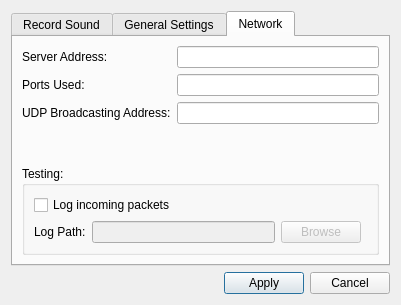
Before: the Qt Designer form Translator/settings.ui in Ernyoke/Allamvizsga, drawn with Qt 5.
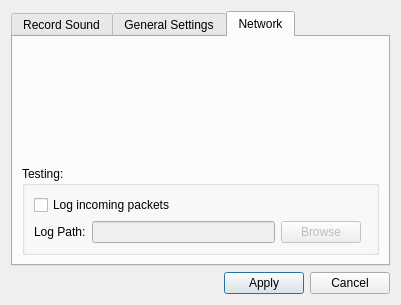
After: the same form once the commit is applied. The open tabs and pages were chosen to show the change.

What changed in the file:
```diff
--- a/Translator/settings.ui
+++ b/Translator/settings.ui
@@ -145,37 +145,7 @@
        <string>Network</string>
       </attribute>
       <layout class="QGridLayout" name="gridLayout_4">
-       <item row="2" column="1" colspan="2">
-        <widget class="QLineEdit" name="lineEdit_2"/>
-       </item>
-       <item row="0" column="0">
-        <widget class="QLabel" name="label_3">
-         <property name="text">
-          <string>Server Address:</string>
-         </property>
-        </widget>
-       </item>
-       <item row="0" column="1" colspan="2">
-        <widget class="QLineEdit" name="lineEdit"/>
-       </item>
-       <item row="2" column="0">
-        <widget class="QLabel" name="label_5">
-         <property name="text">
-          <string>UDP Broadcasting Address:</string>
-         </property>
-        </widget>
-       </item>
-       <item row="1" column="0">
-        <widget class="QLabel" name="label_6">
-         <property name="text">
-          <string>Ports Used:</string>
-         </property>
-        </widget>
-       </item>
-       <item row="1" column="1" colspan="2">
-        <widget class="QLineEdit" name="lineEdit_3"/>
-       </item>
-       <item row="4" column="0" colspan="3">
+       <item row="1" column="0" colspan="2">
         <widget class="QGroupBox" name="groupBox">
          <property name="title">
           <string>Testing:</string>
@@ -218,7 +188,7 @@
          </layout>
         </widget>
        </item>
-       <item row="3" column="0" colspan="3">
+       <item row="0" column="0" colspan="2">
         <spacer name="verticalSpacer_3">
          <property name="orientation">
           <enum>Qt::Vertical</enum>
```
Left out of the diff: 2 changed lines with no effect on the pictures.
